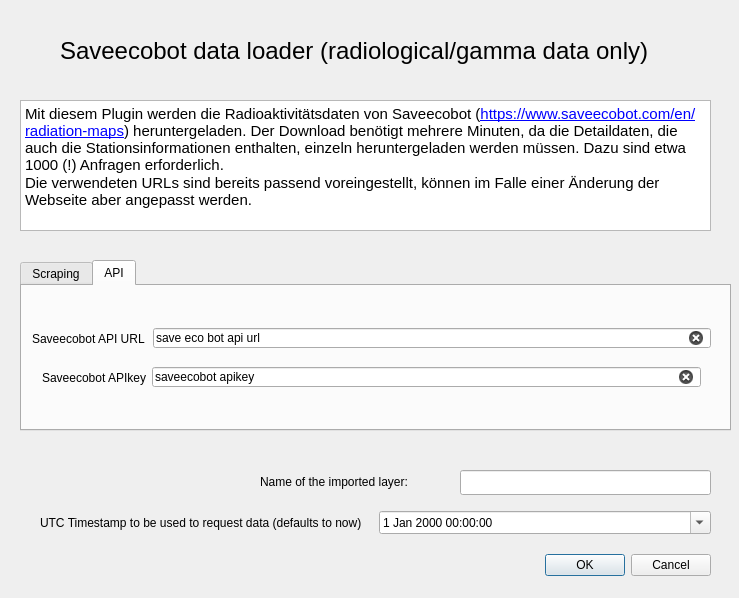
This is saveecobot_loader_dialog_base.ui in OpenBfS/bfs_saveecobot_loader as Qt 5 draws it before an edit. The edited form follows.
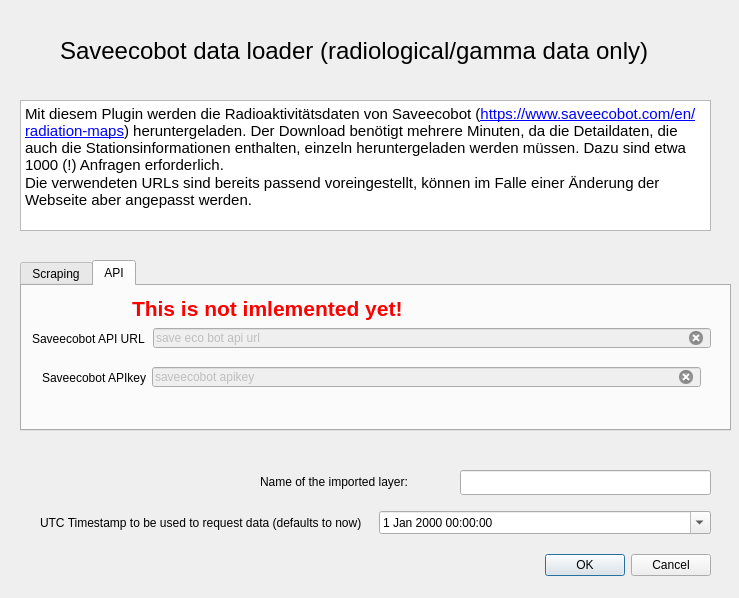
This is the edited form. The open tabs and pages were chosen to show the change.

```diff
--- a/saveecobot_loader_dialog_base.ui
+++ b/saveecobot_loader_dialog_base.ui
@@ -203,6 +203,9 @@
      <string>API</string>
     </attribute>
     <widget class="QLineEdit" name="sebMarkerAPIUrlLineEdit">
+     <property name="enabled">
+      <bool>false</bool>
+     </property>
      <property name="geometry">
       <rect>
        <x>131</x>
@@ -219,6 +222,9 @@
      </property>
     </widget>
     <widget class="QLineEdit" name="sebAPIkeyLineEdit">
+     <property name="enabled">
+      <bool>false</bool>
+     </property>
      <property name="geometry">
       <rect>
        <x>130</x>
@@ -260,6 +266,29 @@
       <string>Saveecobot APIkey</string>
      </property>
     </widget>
+    <widget class="QLabel" name="label_8">
+     <property name="geometry">
+      <rect>
+       <x>110</x>
+       <y>10</y>
+       <width>301</width>
+       <height>26</height>
+      </rect>
+     </property>
+     <property name="font">
+      <font>
+       <pointsize>16</pointsize>
+       <weight>75</weight>
+       <bold>true</bold>
+      </font>
+     </property>
+     <property name="autoFillBackground">
+      <bool>false</bool>
+     </property>
+     <property name="text">
+      <string>&lt;font color='red'&gt;This is not imlemented yet!&lt;/font&gt;</string>
+     </property>
+    </widget>
    </widget>
   </widget>
   <zorder>tabWidget</zorder>
```
